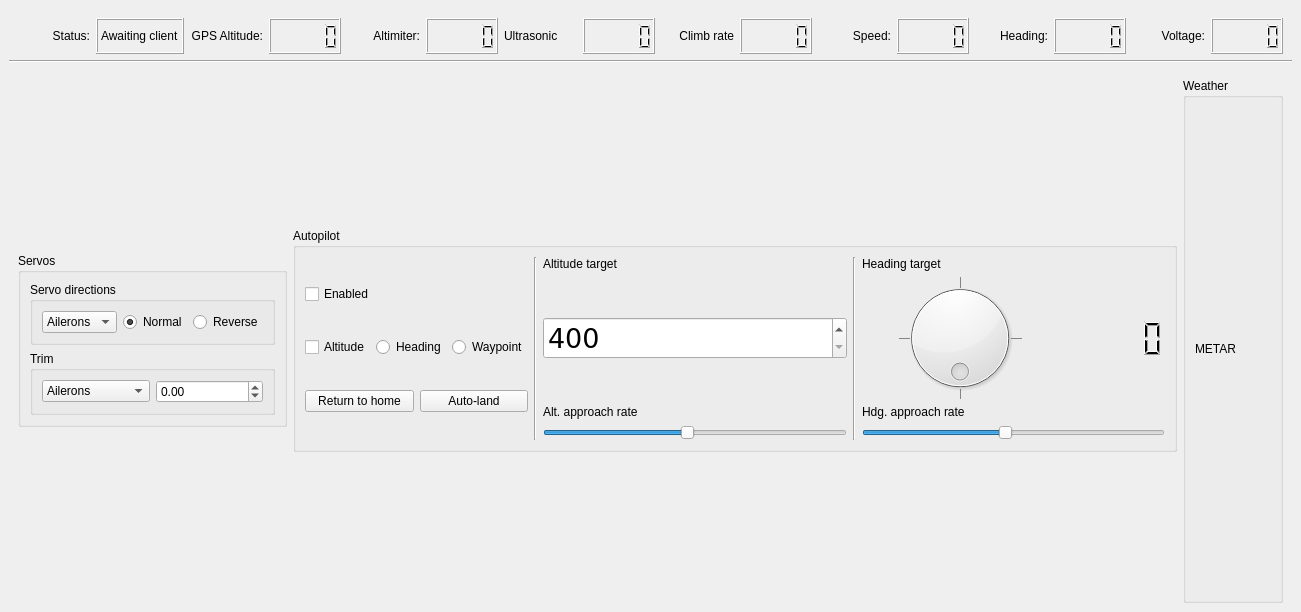
This is server/ui/design.ui in nkanderson00/Remote-Autopilot as Qt 5 draws it before an edit. The edited form follows.
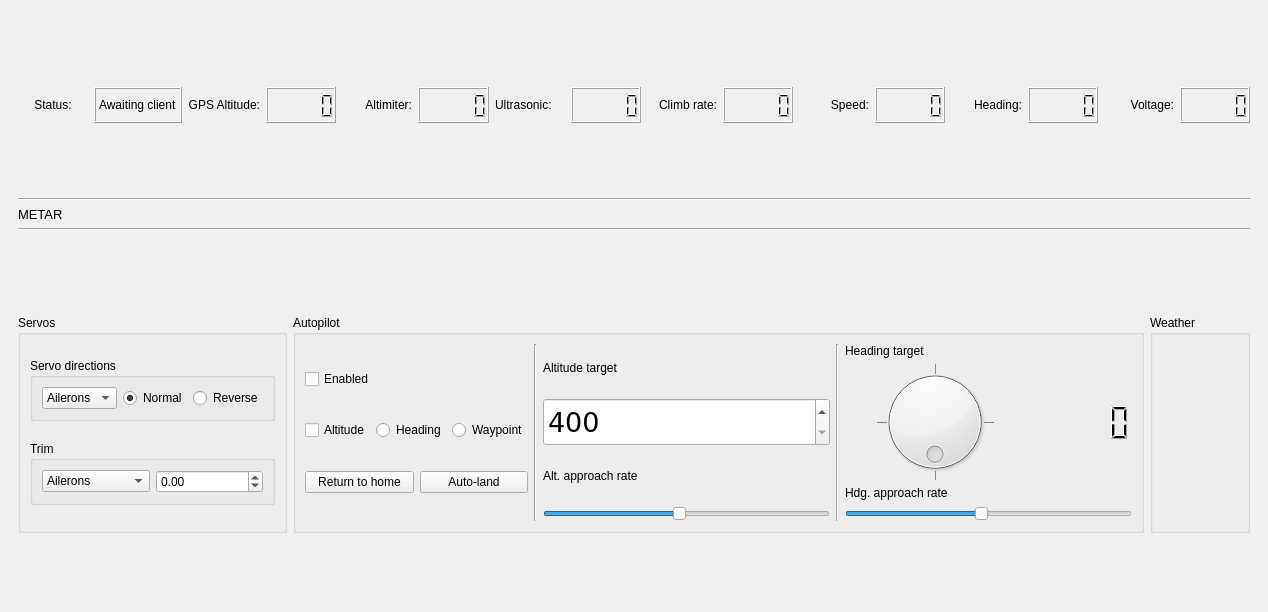
This is the edited form.

Diff of the .ui file:
```diff
--- a/server/ui/design.ui
+++ b/server/ui/design.ui
@@ -6,7 +6,7 @@
    <rect>
     <x>0</x>
     <y>0</y>
-    <width>1301</width>
+    <width>1268</width>
     <height>612</height>
    </rect>
   </property>
@@ -32,7 +32,7 @@
          <string>Status:</string>
         </property>
         <property name="alignment">
-         <set>Qt::AlignRight|Qt::AlignTrailing|Qt::AlignVCenter</set>
+         <set>Qt::AlignCenter</set>
         </property>
        </widget>
       </item>
@@ -137,7 +137,7 @@
       <item>
        <widget class="QLabel" name="label_13">
         <property name="text">
-         <string>Ultrasonic</string>
+         <string>Ultrasonic:</string>
         </property>
        </widget>
       </item>
@@ -160,7 +160,7 @@
       <item>
        <widget class="QLabel" name="label_12">
         <property name="text">
-         <string>Climb rate</string>
+         <string>Climb rate:</string>
         </property>
         <property name="alignment">
          <set>Qt::AlignRight|Qt::AlignTrailing|Qt::AlignVCenter</set>
@@ -288,14 +288,52 @@
      </layout>
     </item>
     <item>
-     <widget class="Line" name="line_8">
-      <property name="lineWidth">
-       <number>1</number>
+     <layout class="QVBoxLayout" name="verticalLayout_5">
+      <property name="leftMargin">
+       <number>9</number>
       </property>
-      <property name="orientation">
-       <enum>Qt::Horizontal</enum>
+      <property name="rightMargin">
+       <number>9</number>
       </property>
-     </widget>
+      <item>
+       <widget class="Line" name="line_8">
+        <property name="lineWidth">
+         <number>1</number>
+        </property>
+        <property name="orientation">
+         <enum>Qt::Horizontal</enum>
+        </property>
+       </widget>
+      </item>
+      <item>
+       <widget class="QLabel" name="metar">
+        <property name="sizePolicy">
+         <sizepolicy hsizetype="Preferred" vsizetype="Fixed">
+          <horstretch>0</horstretch>
+          <verstretch>0</verstretch>
+         </sizepolicy>
+        </property>
+        <property name="font">
+         <font>
+          <pointsize>10</pointsize>
+         </font>
+        </property>
+        <property name="text">
+         <string>METAR</string>
+        </property>
+        <property name="wordWrap">
+         <bool>true</bool>
+        </property>
+       </widget>
+      </item>
+      <item>
+       <widget class="Line" name="line">
+        <property name="orientation">
+         <enum>Qt::Horizontal</enum>
+        </property>
+       </widget>
+      </item>
+     </layout>
     </item>
     <item>
      <layout class="QHBoxLayout" name="functionLayout">
@@ -311,11 +349,17 @@
       <item>
        <widget class="QGroupBox" name="groupBox_5">
         <property name="sizePolicy">
-         <sizepolicy hsizetype="Preferred" vsizetype="Maximum">
+         <sizepolicy hsizetype="Preferred" vsizetype="Fixed">
           <horstretch>0</horstretch>
           <verstretch>0</verstretch>
          </sizepolicy>
         </property>
+        <property name="minimumSize">
+         <size>
+          <width>0</width>
+          <height>218</height>
+         </size>
+        </property>
         <property name="title">
          <string>Servos</string>
         </property>
@@ -446,7 +490,7 @@
       <item>
        <widget class="QGroupBox" name="groupBox_3">
         <property name="sizePolicy">
-         <sizepolicy hsizetype="Preferred" vsizetype="Maximum">
+         <sizepolicy hsizetype="Preferred" vsizetype="Fixed">
           <horstretch>0</horstretch>
           <verstretch>0</verstretch>
          </sizepolicy>
@@ -454,7 +498,7 @@
         <property name="minimumSize">
          <size>
           <width>0</width>
-          <height>0</height>
+          <height>218</height>
          </size>
         </property>
         <property name="title">
@@ -531,19 +575,6 @@
              </property>
             </widget>
            </item>
-           <item>
-            <spacer name="verticalSpacer">
-             <property name="orientation">
-              <enum>Qt::Vertical</enum>
-             </property>
-             <property name="sizeHint" stdset="0">
-              <size>
-               <width>20</width>
-               <height>40</height>
-              </size>
-             </property>
-            </spacer>
-           </item>
            <item>
             <layout class="QHBoxLayout" name="horizontalLayout_10">
              <item>
@@ -579,19 +610,6 @@
              </item>
             </layout>
            </item>
-           <item>
-            <spacer name="verticalSpacer_2">
-             <property name="orientation">
-              <enum>Qt::Vertical</enum>
-             </property>
-             <property name="sizeHint" stdset="0">
-              <size>
-               <width>20</width>
-               <height>40</height>
-              </size>
-             </property>
-            </spacer>
-           </item>
            <item>
             <widget class="QLabel" name="label_9">
              <property name="text">
@@ -727,7 +745,7 @@
       <item>
        <widget class="QGroupBox" name="groupBox_4">
         <property name="sizePolicy">
-         <sizepolicy hsizetype="Fixed" vsizetype="Preferred">
+         <sizepolicy hsizetype="Preferred" vsizetype="Fixed">
           <horstretch>0</horstretch>
           <verstretch>0</verstretch>
          </sizepolicy>
@@ -735,30 +753,13 @@
         <property name="minimumSize">
          <size>
           <width>100</width>
-          <height>0</height>
+          <height>218</height>
          </size>
         </property>
         <property name="title">
          <string>Weather</string>
         </property>
-        <layout class="QVBoxLayout" name="verticalLayout_7">
-         <item>
-          <widget class="QLabel" name="metar">
-           <property name="sizePolicy">
-            <sizepolicy hsizetype="Fixed" vsizetype="Preferred">
-             <horstretch>0</horstretch>
-             <verstretch>0</verstretch>
-            </sizepolicy>
-           </property>
-           <property name="text">
-            <string>METAR</string>
-           </property>
-           <property name="wordWrap">
-            <bool>true</bool>
-           </property>
-          </widget>
-         </item>
-        </layout>
+        <layout class="QVBoxLayout" name="verticalLayout_7"/>
        </widget>
       </item>
      </layout>
```
